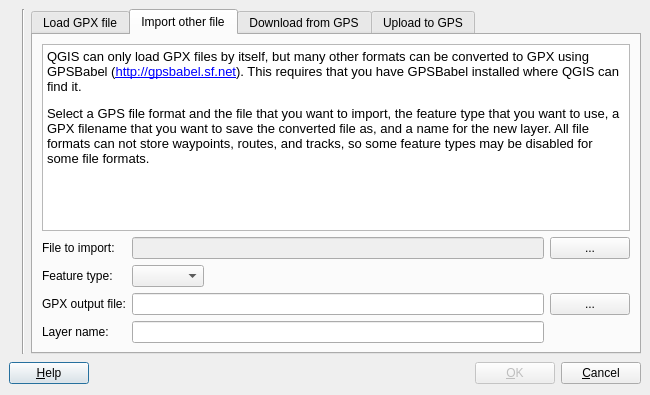
First picture: the form in src/plugins/gps_importer/qgsgpspluginguibase.ui, repository qgis/QGIS, before the edit.
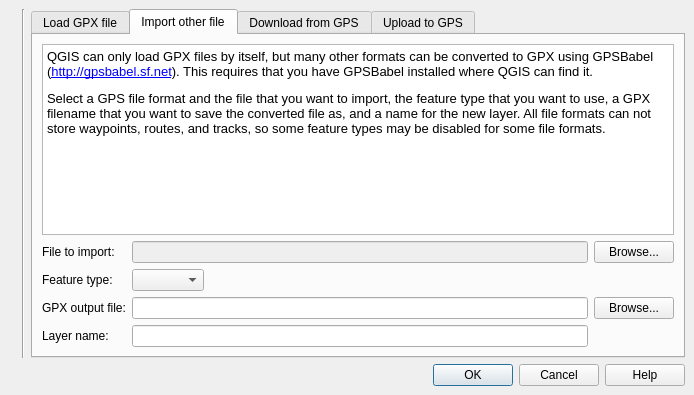
Second picture: the form after the edit. The open tabs and pages were chosen to show the change. Icons and pictures are not drawn.

Commit message: Convert dialogs to Qt 4.2 StandardButton API. Also fix memory leaks by using the delete operator or Qt::WA_DeleteOnClose along with accept or reject rather then deprecated Qt3 routines. Also eliminate compiler warnings.

Diff of the .ui file:
```diff
--- a/src/plugins/gps_importer/qgsgpspluginguibase.ui
+++ b/src/plugins/gps_importer/qgsgpspluginguibase.ui
@@ -5,7 +5,7 @@
    <rect>
     <x>0</x>
     <y>0</y>
-    <width>650</width>
+    <width>694</width>
     <height>395</height>
    </rect>
   </property>
@@ -22,65 +22,6 @@
    <property name="spacing" >
     <number>6</number>
    </property>
-   <item row="1" column="0" colspan="3" >
-    <layout class="QHBoxLayout" >
-     <property name="margin" >
-      <number>0</number>
-     </property>
-     <property name="spacing" >
-      <number>6</number>
-     </property>
-     <item>
-      <widget class="QPushButton" name="pbnHelp" >
-       <property name="text" >
-        <string>&amp;Help</string>
-       </property>
-       <property name="shortcut" >
-        <string>Alt+C</string>
-       </property>
-      </widget>
-     </item>
-     <item>
-      <spacer>
-       <property name="orientation" >
-        <enum>Qt::Horizontal</enum>
-       </property>
-       <property name="sizeType" >
-        <enum>QSizePolicy::Expanding</enum>
-       </property>
-       <property name="sizeHint" >
-        <size>
-         <width>391</width>
-         <height>26</height>
-        </size>
-       </property>
-      </spacer>
-     </item>
-     <item>
-      <widget class="QPushButton" name="pbnOK" >
-       <property name="enabled" >
-        <bool>false</bool>
-       </property>
-       <property name="text" >
-        <string>&amp;OK</string>
-       </property>
-       <property name="shortcut" >
-        <string>Alt+O</string>
-       </property>
-      </widget>
-     </item>
-     <item>
-      <widget class="QPushButton" name="pbnCancel" >
-       <property name="text" >
-        <string>&amp;Cancel</string>
-       </property>
-       <property name="shortcut" >
-        <string>Alt+C</string>
-       </property>
-      </widget>
-     </item>
-    </layout>
-   </item>
    <item row="0" column="0" >
     <widget class="QLabel" name="label" >
      <property name="text" >
@@ -248,14 +189,14 @@
        <item row="3" column="3" >
         <widget class="QPushButton" name="pbnIMPOutput" >
          <property name="text" >
-          <string>...</string>
+          <string>Browse...</string>
          </property>
         </widget>
        </item>
        <item row="1" column="3" >
         <widget class="QPushButton" name="pbnIMPInput" >
          <property name="text" >
-          <string>...</string>
+          <string>Browse...</string>
          </property>
         </widget>
        </item>
@@ -532,6 +473,16 @@
      </widget>
     </widget>
    </item>
+   <item row="1" column="0" colspan="3" >
+    <widget class="QDialogButtonBox" name="buttonBox" >
+     <property name="orientation" >
+      <enum>Qt::Horizontal</enum>
+     </property>
+     <property name="standardButtons" >
+      <set>QDialogButtonBox::Cancel|QDialogButtonBox::Help|QDialogButtonBox::NoButton|QDialogButtonBox::Ok</set>
+     </property>
+    </widget>
+   </item>
   </layout>
  </widget>
  <layoutdefault spacing="6" margin="11" />
```
Left out of the diff: 4 changed lines with no effect on the pictures. The commit also changes 48 other files.
